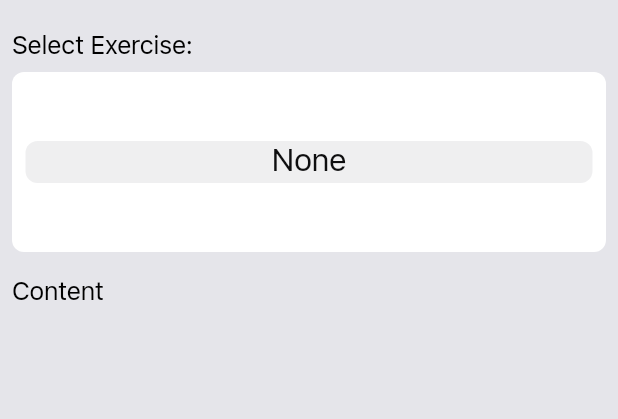
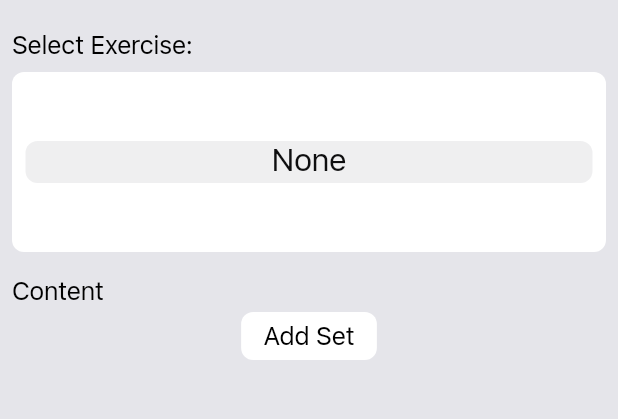
Before and after one commit to panupongv/lift-log-mobile, a Flutter app: the WorkoutScreen screen opened directly with empty values, on a phone screen of 412 x 824 dp, the part 48-467 px from its top. Run offline on Flutter 3.47's test engine with Material 2 defaults, Android fonts, the phone set to English and light mode, and no system bars; our stand-ins replace dartz, shared_preferences; accounts and stored records are empty; network calls fail.

Commit message:
#4: Add set button

```diff
--- a/lib/utils/styles.dart
+++ b/lib/utils/styles.dart
@@ -153,6 +153,11 @@ abstract class Styles {
       fontSize: 21,
       color: _defaultText(context));
 
+  static TextStyle addSetButton(context) => TextStyle(
+      fontFamily: _defaultFontFamily,
+      fontSize: 17,
+      color: _defaultText(context));
+
   // Exercise Tab TextStyles
 
   static TextStyle exerciseItemHeader(context) => TextStyle(
--- a/lib/widgets/log/session_screen.dart
+++ b/lib/widgets/log/session_screen.dart
@@ -27,12 +27,9 @@ class _SessionScreenState extends State<SessionScreen> {
     _loadWorkouts();
   }
 
-  void _createWorkout() async {}
-
   void _loadWorkouts() async {
     List<Workout> loadedWorkouts =
         await APIService.getWorkouts(widget._session);
-    print(loadedWorkouts);
     setState(() {
       _workouts = loadedWorkouts;
     });
--- a/lib/widgets/log/workout_screen.dart
+++ b/lib/widgets/log/workout_screen.dart
@@ -1,5 +1,6 @@
 import 'package:flutter/cupertino.dart';
 import 'package:flutter/material.dart';
+import 'package:flutter/services.dart';
 import 'package:liftlogmobile/models/exercise.dart';
 import 'package:liftlogmobile/models/session.dart';
 import 'package:liftlogmobile/models/workout.dart';
@@ -7,7 +8,6 @@ import 'package:liftlogmobile/services/api_service.dart';
 import 'package:liftlogmobile/utils/styles.dart';
 import 'package:liftlogmobile/widgets/shared/navigation_bar_text.dart';
 import 'package:liftlogmobile/widgets/shared/quick_dialog.dart';
-import 'package:reorderables/reorderables.dart';
 
 class WorkoutScreen extends StatefulWidget {
   final Session _session;
@@ -90,6 +90,9 @@ class _ContentRow extends StatelessWidget {
                 width: 50,
                 child: CupertinoTextField(
                   keyboardType: TextInputType.number,
+                  inputFormatters: <TextInputFormatter>[
+                    FilteringTextInputFormatter.allow(RegExp(r'[0-9]')),
+                  ],
                   controller: _repsTextController,
                 ),
               ),
@@ -195,7 +198,7 @@ class _WorkoutScreenState extends State<WorkoutScreen> {
           builder: (buildContext) => quickAlertDialog(
               buildContext,
               "Error Saving",
-              "Please fill in the details of each set.",
+              "Please fill in the valid details for each set.",
               "Dismiss"),
         );
         setState(() {
@@ -254,6 +257,41 @@ class _WorkoutScreenState extends State<WorkoutScreen> {
     );
   }
 
+  Widget _addSetButton() {
+    return Container(
+      alignment: Alignment.center,
+      child: Padding(
+        padding: const EdgeInsets.only(top: 4, bottom: 8),
+        child: GestureDetector(
+          child: Container(
+            decoration: BoxDecoration(
+              color: Styles.listItemBackground(context),
+              borderRadius: const BorderRadius.all(Radius.circular(8)),
+            ),
+            child: Padding(
+              padding: const EdgeInsets.symmetric(vertical: 6, horizontal: 15),
+              child: Text(
+                "Add Set",
+                style: Styles.addSetButton(context),
+              ),
+            ),
+          ),
+          onTap: () {
+            _ContentRow newRow = _ContentRow(
+              _rows.length,
+              _rows.length + 1,
+              Workout.weightRepsSeparator,
+              _swapRows,
+            );
+            setState(() {
+              _rows += [newRow];
+            });
+          },
+        ),
+      ),
+    );
+  }
+
   @override
   Widget build(BuildContext context) {
     return CupertinoPageScaffold(
@@ -286,7 +324,10 @@ class _WorkoutScreenState extends State<WorkoutScreen> {
             Expanded(
               child: ListView(
                 children: List<Widget>.generate(
-                    _rows.length, (int index) => _rows[index]),
+                      _rows.length,
+                      (int index) => _rows[index],
+                    ) +
+                    [_addSetButton()],
               ),
             ),
           ],
--- a/pubspec.yaml
+++ b/pubspec.yaml
@@ -39,7 +39,6 @@ dependencies:
   dartz: ^0.10.0
   flutter_dotenv: ^5.0.2
   intl: ^0.17.0
-  reorderables: ^0.4.2
 
 
 dev_dependencies:
```
Also changed, not shown: pubspec.lock.
